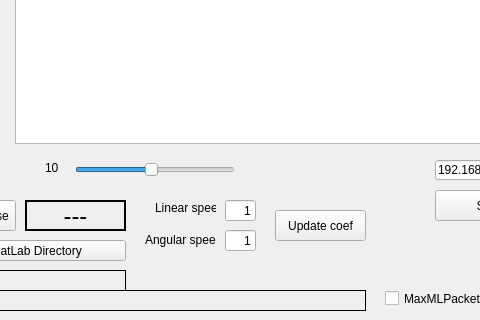
Above: LARCmaCS/larcmacs.ui from vkpankov/LARCmaCS before the change; both pictures show x 85 to 565 and y 280 to 600 of the 800 by 600 pixel window. Below: the same form after it.
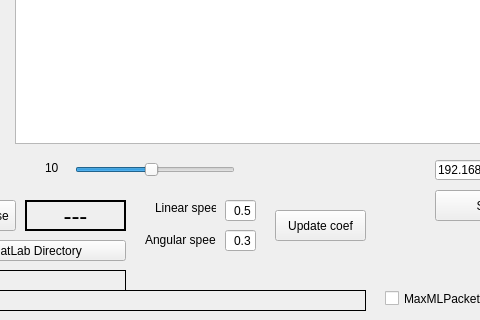
That is the form after the change.

Commit message: std speed coeff fixed

Diff of the .ui file:
```diff
--- a/LARCmaCS/larcmacs.ui
+++ b/LARCmaCS/larcmacs.ui
@@ -226,7 +226,7 @@
     <enum>Qt::LeftToRight</enum>
    </property>
    <property name="text">
-    <string>1</string>
+    <string>0.5</string>
    </property>
    <property name="alignment">
     <set>Qt::AlignRight|Qt::AlignTrailing|Qt::AlignVCenter</set>
@@ -242,7 +242,7 @@
     </rect>
    </property>
    <property name="text">
-    <string>1</string>
+    <string>0.3</string>
    </property>
    <property name="alignment">
     <set>Qt::AlignRight|Qt::AlignTrailing|Qt::AlignVCenter</set>
```
